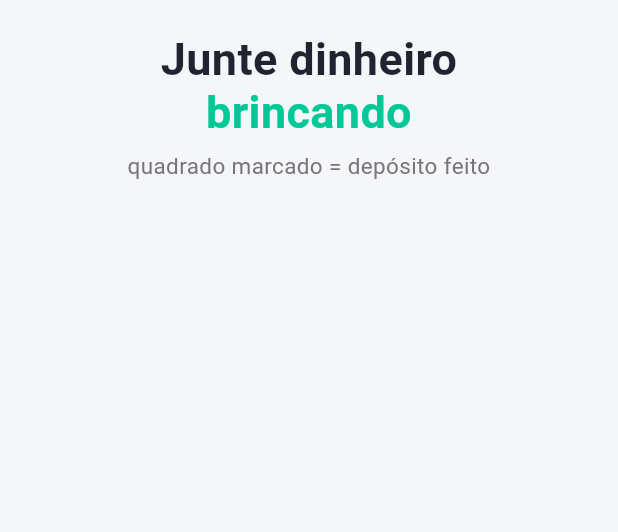
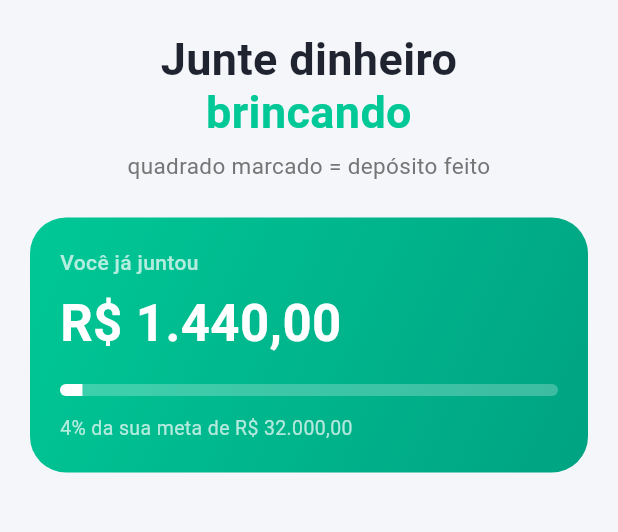
Before and after one commit to cristopherlima-dev/desafio_dos_depositos, a Flutter app: the screen it shows after launch, on a phone screen of 412 x 824 dp, the part 75-607 px from its top. Run offline on Flutter 3.47's test engine with Material 3 defaults, Android fonts, the phone set to English and light mode, and no system bars.

Commit message:
feat: adiciona card de destaque "Você já juntou" com barra de progresso

```diff
--- a/lib/screens/home_screen.dart
+++ b/lib/screens/home_screen.dart
@@ -15,6 +15,16 @@ class _HomeScreenState extends State<HomeScreen> {
 
   @override
   Widget build(BuildContext context) {
+    // --- Dados MOCKADOS (hardcoded por enquanto; viram model/lógica depois) ---
+    const double total = 1440.0;
+    const double meta = 32000.0;
+    final double progresso = total / meta; // 0.045 → ~4,5%
+    final int percent = (progresso * 100).floor(); // 4
+
+    // Valores em R$ como string fixa (sem intl ainda; formatação real vem depois).
+    const String totalFmt = 'R\$ 1.440,00';
+    const String metaFmt = 'R\$ 32.000,00';
+
     return Scaffold(
       body: SafeArea(
         child: Padding(
@@ -27,7 +37,7 @@ class _HomeScreenState extends State<HomeScreen> {
               Stack(
                 alignment: Alignment.center,
                 children: [
-                  // Badge "✨ Desafio Financeiro"
+                  // Badge "💰 Desafio dos Depósitos"
                   Container(
                     padding: const EdgeInsets.symmetric(
                       horizontal: 16,
@@ -94,6 +104,79 @@ class _HomeScreenState extends State<HomeScreen> {
                 textAlign: TextAlign.center,
                 style: TextStyle(fontSize: 15, color: Colors.grey.shade600),
               ),
+
+              const SizedBox(height: 24),
+
+              // --- Card de destaque: "Você já juntou" ---
+              Container(
+                width: double.infinity,
+                padding: const EdgeInsets.all(20),
+                decoration: BoxDecoration(
+                  borderRadius: BorderRadius.circular(24),
+                  gradient: const LinearGradient(
+                    begin: Alignment.topLeft,
+                    end: Alignment.bottomRight,
+                    colors: [Color(0xFF00C896), Color(0xFF00A382)],
+                  ),
+                ),
+                child: Column(
+                  crossAxisAlignment: CrossAxisAlignment.start,
+                  children: [
+                    // Rótulo
+                    const Text(
+                      'Você já juntou',
+                      style: TextStyle(
+                        color: Colors.white70,
+                        fontSize: 14,
+                        fontWeight: FontWeight.w500,
+                      ),
+                    ),
+                    const SizedBox(height: 6),
+
+                    // Valor grande
+                    const Text(
+                      totalFmt,
+                      style: TextStyle(
+                        color: Colors.white,
+                        fontSize: 34,
+                        fontWeight: FontWeight.bold,
+                      ),
+                    ),
+                    const SizedBox(height: 16),
+
+                    // Barra de progresso (custom)
+                    ClipRRect(
+                      borderRadius: BorderRadius.circular(6),
+                      child: SizedBox(
+                        height: 8,
+                        width: double.infinity,
+                        child: Stack(
+                          children: [
+                            // Trilho (fundo translúcido)
+                            Container(color: Colors.white24),
+                            // Preenchimento (fração da largura, ancorado à esquerda)
+                            FractionallySizedBox(
+                              alignment: Alignment.centerLeft,
+                              widthFactor: progresso,
+                              child: Container(color: Colors.white),
+                            ),
+                          ],
+                        ),
+                      ),
+                    ),
+                    const SizedBox(height: 12),
+
+                    // Rodapé: percentual + meta
+                    Text(
+                      '$percent% da sua meta de $metaFmt',
+                      style: const TextStyle(
+                        color: Colors.white70,
+                        fontSize: 13,
+                      ),
+                    ),
+                  ],
+                ),
+              ),
             ],
           ),
         ),
```
